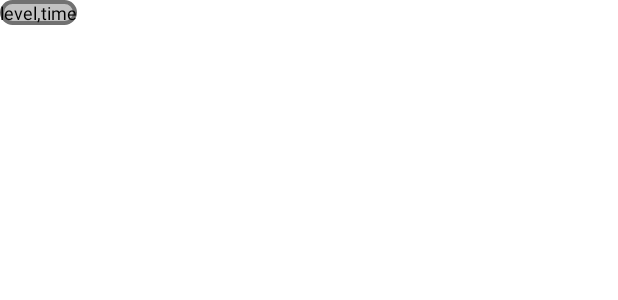
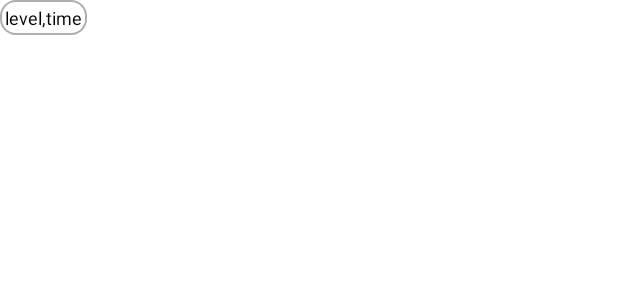
Before and after one commit to gammaraylab/Battery-Monitor, an Android app: the layout marker_view.xml on its own in the app's theme, with its tools: preview values and no code run, on a phone screen of 412 x 824 dp. Shown: the top 300 px of the screen. Run offline under Robolectric (Android 15) with nearby library versions, the light colour scheme and no system bars.

Commit message:
chart working

```diff
--- a/app/src/main/java/com/gammaray/batterymonitor/BatteryMonitorService.kt
+++ b/app/src/main/java/com/gammaray/batterymonitor/BatteryMonitorService.kt
@@ -25,7 +25,7 @@ class BatteryMonitorService : Service() {
         override fun run() {
             Handler(Looper.getMainLooper()).postDelayed(this,delay)
             updateEntry(this@BatteryMonitorService)
-            MainActivity.success(this@BatteryMonitorService,"running",0)
+//            MainActivity.success(this@BatteryMonitorService,"running",0)
         }
     }
 
--- a/app/src/main/res/drawable/marker_shape.xml
+++ b/app/src/main/res/drawable/marker_shape.xml
@@ -3,9 +3,9 @@
     android:padding="16dp"
     android:shape="rectangle">
     <stroke
-        android:width="2.5dp"
+        android:width="1.5dp"
         android:color="@color/color_marker_border" />
     <solid
-        android:color="@color/color_marker" />
+        android:color="@color/color_marker_solid" />
     <corners android:radius="10dp" />
 </shape>
--- a/app/src/main/res/layout/activity_main.xml
+++ b/app/src/main/res/layout/activity_main.xml
@@ -25,7 +25,8 @@
             android:id="@+id/chart"
             android:layout_width="match_parent"
             android:layout_height="250dp"
-            android:layout_marginTop="12dp" />
+            android:layout_marginTop="12dp"
+            />
 
         <Button
             android:id="@+id/watchCurrentData"
--- a/app/src/main/res/layout/marker_view.xml
+++ b/app/src/main/res/layout/marker_view.xml
@@ -8,5 +8,7 @@
         android:background="@drawable/marker_shape"
         android:layout_width="wrap_content"
         android:layout_height="wrap_content"
-        android:text="level,time"/>
+        android:padding="3.5dp"
+        android:text="level,time"
+        />
 </LinearLayout>
--- a/app/src/main/res/values/colors.xml
+++ b/app/src/main/res/values/colors.xml
@@ -8,9 +8,9 @@
     <color name="black">#FF000000</color>
     <color name="white">#FFFFFFFF</color>
 
-    <color name="color_marker">#C1C1C1</color>
-    <color name="color_marker_border">#717171</color>
+    <color name="color_marker_solid">#94FFFFFF</color>
+    <color name="color_marker_border">#AEAEAE</color>
     <color name="colorFillGraph">#FFEBFFD5</color>
     <color name="colorGraphLine">#9CDF4E</color>
-    <color name="colorGraphGrid">#EDFFD9</color>
+    <color name="colorGraphGrid">#CCFF90</color>
 </resources>
```
Also changed, not shown: app/src/main/java/com/gammaray/batterymonitor/MainActivity.kt (+12 -15 lines), app/src/main/java/com/gammaray/batterymonitor/FileProviderService.kt (line endings or trailing spaces).
